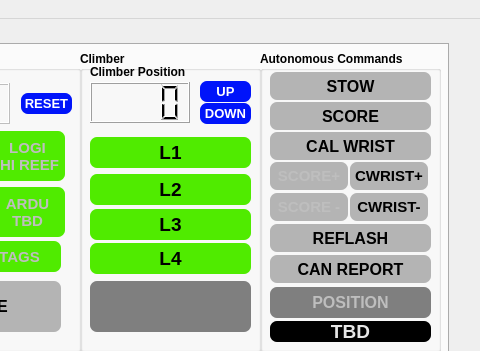
First picture: the form in gui/layout_2025.ui, repository aesatchien/FRC2429_2025, before the edit; both pictures show x 1002 to 1482 and y 0 to 351 of the 1482 by 724 pixel window.
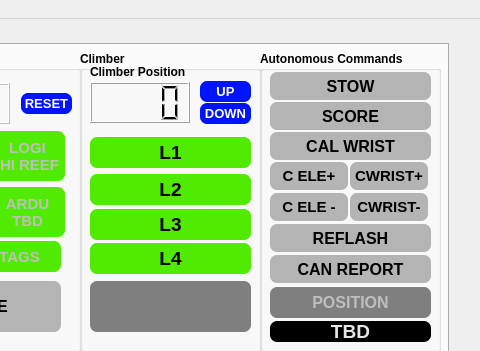
Second picture: the form after the edit. Icons and pictures are not drawn. Custom widgets are drawn as their Qt base class.

Commit message: added elevator offset commands to gui

Diff of the .ui file:
```diff
--- a/gui/layout_2025.ui
+++ b/gui/layout_2025.ui
@@ -1202,7 +1202,7 @@
       </widget>
       <widget class="QLabel2" name="qlabel_scoring_up_indicator">
        <property name="enabled">
-        <bool>false</bool>
+        <bool>true</bool>
        </property>
        <property name="geometry">
         <rect>
@@ -1226,7 +1226,7 @@
 background-color:rgb(180,180,180);</string>
        </property>
        <property name="text">
-        <string>SCORE+</string>
+        <string>C ELE+</string>
        </property>
        <property name="textFormat">
         <enum>Qt::AutoText</enum>
@@ -1338,7 +1338,7 @@
       </widget>
       <widget class="QLabel2" name="qlabel_scoring_down_indicator">
        <property name="enabled">
-        <bool>false</bool>
+        <bool>true</bool>
        </property>
        <property name="geometry">
         <rect>
@@ -1362,7 +1362,7 @@
 background-color:rgb(180,180,180);</string>
        </property>
        <property name="text">
-        <string>SCORE -</string>
+        <string>C ELE -</string>
        </property>
        <property name="textFormat">
         <enum>Qt::AutoText</enum>
```
Left out of the diff: 4 changed lines with no effect on the pictures. The commit also changes 4 other files.
